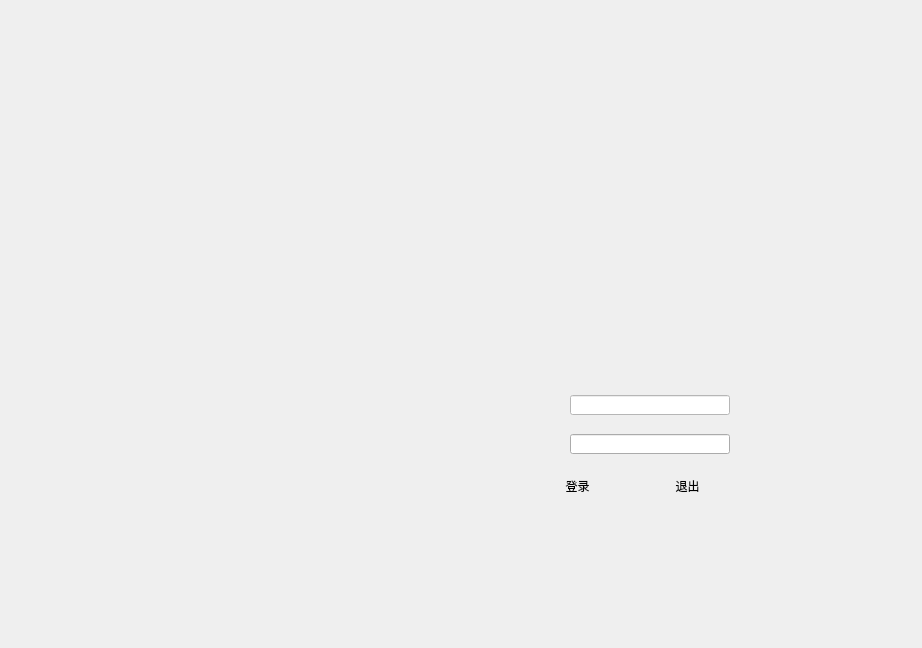
Above: logindialog.ui from faellsa/teachersmanagement before the change. Below: the same form after it.
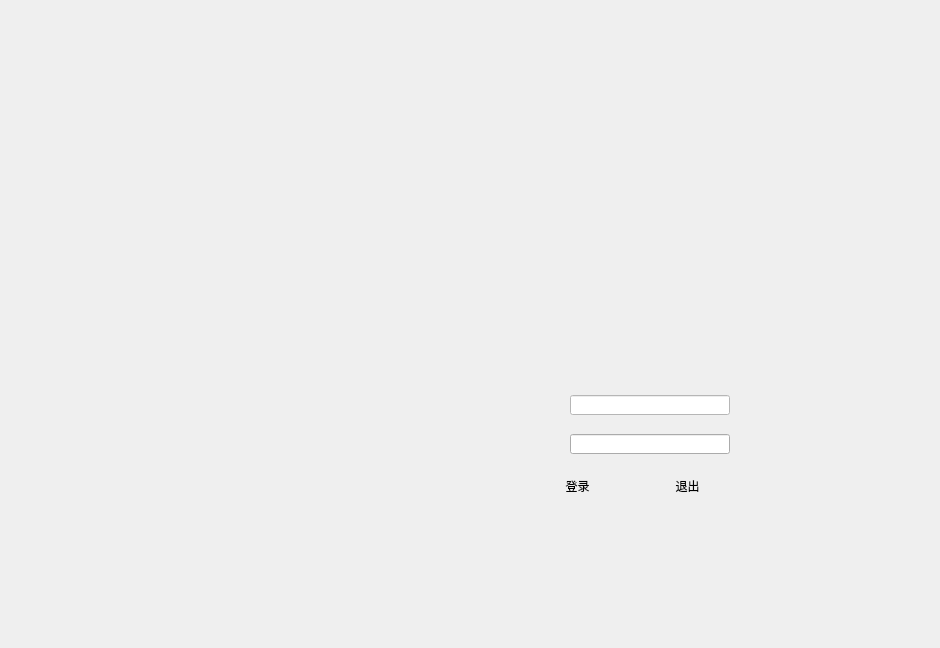
That is the form after the change. Icons and pictures are not drawn.

```diff
--- a/logindialog.ui
+++ b/logindialog.ui
@@ -6,10 +6,22 @@
    <rect>
     <x>0</x>
     <y>0</y>
-    <width>922</width>
+    <width>940</width>
     <height>648</height>
    </rect>
   </property>
+  <property name="minimumSize">
+   <size>
+    <width>940</width>
+    <height>648</height>
+   </size>
+  </property>
+  <property name="maximumSize">
+   <size>
+    <width>940</width>
+    <height>648</height>
+   </size>
+  </property>
   <property name="windowTitle">
    <string>Dialog</string>
   </property>
```
Left out of the diff: 2 changed lines with no effect on the pictures.
